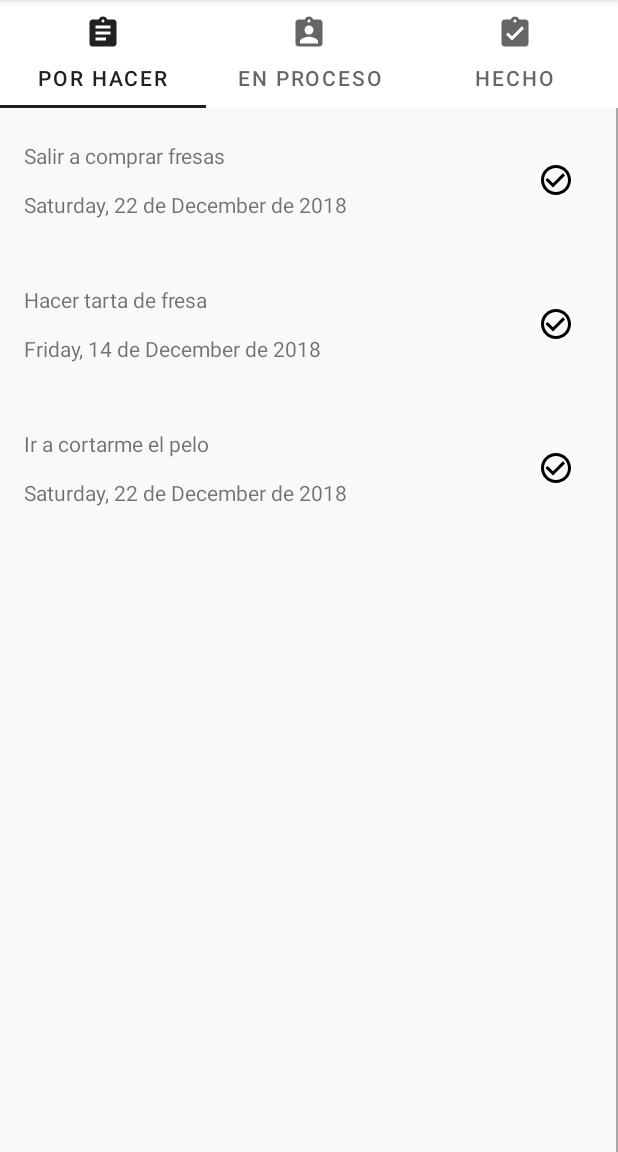
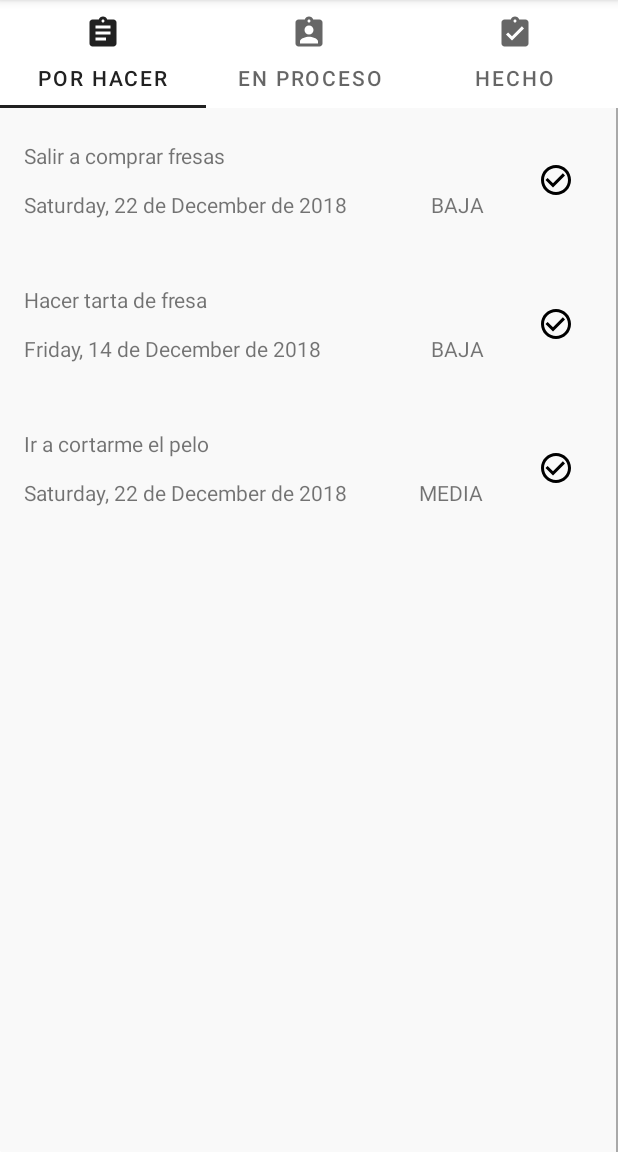
Before and after one commit to dagonco/Herald, an Android app: the screen it shows after launch (MainActivity), on a phone screen of 412 x 824 dp, the part 84-1236 px from its top. Run offline under Robolectric (Android 15) with nearby library versions, the phone set to English and light mode, and no system bars.

Commit message:
Task label in recyclerview

```diff
--- a/app/src/main/java/com/dagonco/herald/feature/task/list/TaskAdapter.kt
+++ b/app/src/main/java/com/dagonco/herald/feature/task/list/TaskAdapter.kt
@@ -23,6 +23,7 @@ import android.view.ViewGroup
 import androidx.constraintlayout.widget.ConstraintLayout
 import androidx.recyclerview.widget.RecyclerView
 import com.dagonco.herald.R
+import com.dagonco.herald.feature.task.model.Priority.*
 import com.dagonco.herald.feature.task.model.Status.*
 import com.dagonco.herald.feature.task.model.Task
 import kotlinx.android.synthetic.main.item_layout_task.view.*
@@ -58,15 +59,23 @@ class TaskAdapter(private val dataSet: List<Task>) :
                 .format(value)
                 .replace("/", "de")
 
-            itemView.titleTextView.text = task.title
-            itemView.dateTextView.text = format
+            with(itemView) {
+                titleTextView.text = task.title
+                dateTextView.text = format
 
+                val stringResource = when (task.priority) {
+                    LOW -> R.string.task_priority_1
+                    MEDIUM -> R.string.task_priority_2
+                    HIGH -> R.string.task_priority_3
+                }
+                priorityTextView.text = context.getString(stringResource)
+
+
+                changeStatusButton.apply {
                     val imageResource = when (task.status) {
                         TO_DO, IN_PROGRESS -> R.drawable.ic_check_done
                         DONE -> R.drawable.ic_delete
                     }
-
-            itemView.changeStatusButton.apply {
                     setImageResource(imageResource)
                     setOnClickListener {
                         // Something
@@ -75,3 +84,4 @@ class TaskAdapter(private val dataSet: List<Task>) :
             }
         }
     }
+}
--- a/app/src/main/res/layout/item_layout_task.xml
+++ b/app/src/main/res/layout/item_layout_task.xml
@@ -40,8 +40,19 @@
         android:layout_height="wrap_content"
         android:layout_marginEnd="24dp"
         app:layout_constraintBottom_toBottomOf="parent"
+        app:layout_constraintEnd_toStartOf="@id/priorityTextView"
+        app:layout_constraintStart_toStartOf="parent"
+        app:layout_constraintTop_toBottomOf="@id/titleTextView" />
+
+    <androidx.appcompat.widget.AppCompatTextView
+        android:id="@+id/priorityTextView"
+        android:layout_width="wrap_content"
+        android:textAllCaps="true"
+        android:layout_height="wrap_content"
+        android:layout_marginEnd="24dp"
+        app:layout_constraintBottom_toBottomOf="parent"
         app:layout_constraintEnd_toStartOf="@id/changeStatusButton"
-        app:layout_constraintStart_toStartOf="parent"
+        app:layout_constraintStart_toEndOf="@id/dateTextView"
         app:layout_constraintTop_toBottomOf="@id/titleTextView" />
 
     <androidx.appcompat.widget.AppCompatImageButton
```
Lines whose indentation alone changed are shown as unchanged.
